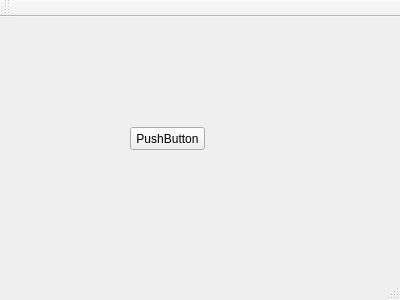
Before: the Qt Designer form mainwindow.ui in lvyilin/SmartFilesManager, drawn with Qt 5.
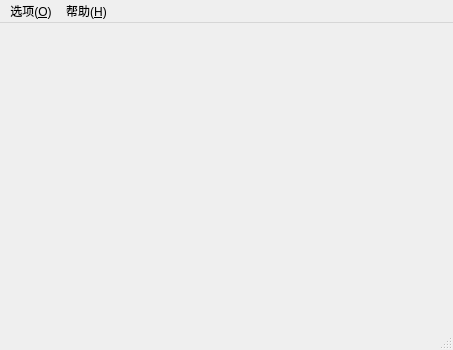
After: the same form once the commit is applied.

```diff
--- a/mainwindow.ui
+++ b/mainwindow.ui
@@ -6,45 +6,39 @@
    <rect>
     <x>0</x>
     <y>0</y>
-    <width>400</width>
-    <height>300</height>
+    <width>453</width>
+    <height>350</height>
    </rect>
   </property>
   <property name="windowTitle">
    <string>MainWindow</string>
   </property>
-  <widget class="QWidget" name="centralWidget">
-   <widget class="QPushButton" name="pushButton">
-    <property name="geometry">
-     <rect>
-      <x>130</x>
-      <y>110</y>
-      <width>75</width>
-      <height>23</height>
-     </rect>
-    </property>
-    <property name="text">
-     <string>PushButton</string>
-    </property>
-   </widget>
-  </widget>
+  <widget class="QWidget" name="centralWidget"/>
   <widget class="QMenuBar" name="menuBar">
    <property name="geometry">
     <rect>
      <x>0</x>
      <y>0</y>
-     <width>400</width>
+     <width>453</width>
      <height>23</height>
     </rect>
    </property>
-  </widget>
-  <widget class="QToolBar" name="mainToolBar">
-   <attribute name="toolBarArea">
-    <enum>TopToolBarArea</enum>
-   </attribute>
-   <attribute name="toolBarBreak">
-    <bool>false</bool>
-   </attribute>
+   <widget class="QMenu" name="menu">
+    <property name="title">
+     <string>选项(&amp;O)</string>
+    </property>
+    <addaction name="actionSettings"/>
+    <addaction name="separator"/>
+    <addaction name="actionExit"/>
+   </widget>
+   <widget class="QMenu" name="menu_2">
+    <property name="title">
+     <string>帮助(&amp;H)</string>
+    </property>
+    <addaction name="actionAbout"/>
+   </widget>
+   <addaction name="menu"/>
+   <addaction name="menu_2"/>
   </widget>
   <widget class="QStatusBar" name="statusBar"/>
  </widget>
```
Left out of the diff: 15 changed lines with no effect on the pictures.
